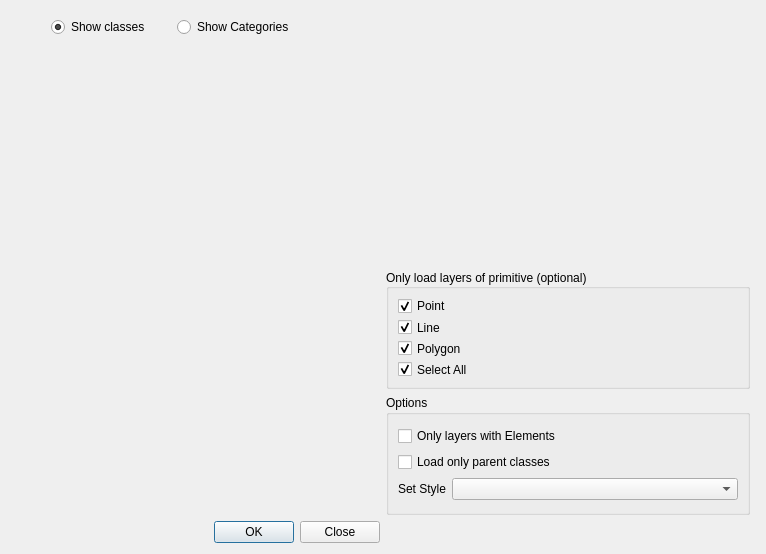
This is LayerTools/LoadLayersFromServer/loadLayersFromServer.ui in dsgoficial/DsgTools as Qt 5 draws it before an edit. The edited form follows.
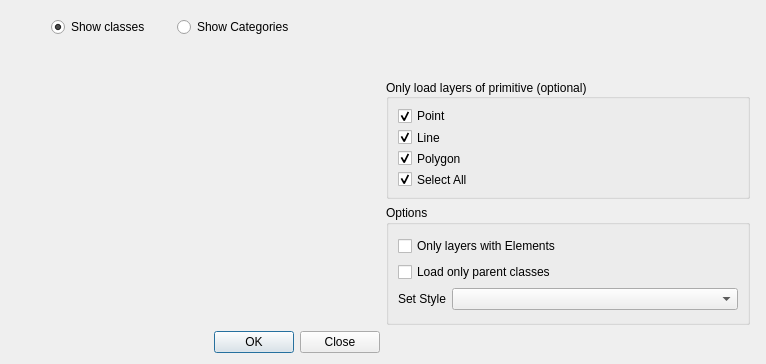
This is the edited form. Custom widgets are drawn as their Qt base class.

What changed in the file:
```diff
--- a/LayerTools/LoadLayersFromServer/loadLayersFromServer.ui
+++ b/LayerTools/LoadLayersFromServer/loadLayersFromServer.ui
@@ -7,7 +7,7 @@
     <x>0</x>
     <y>0</y>
     <width>766</width>
-    <height>554</height>
+    <height>364</height>
    </rect>
   </property>
   <property name="windowTitle">
```
